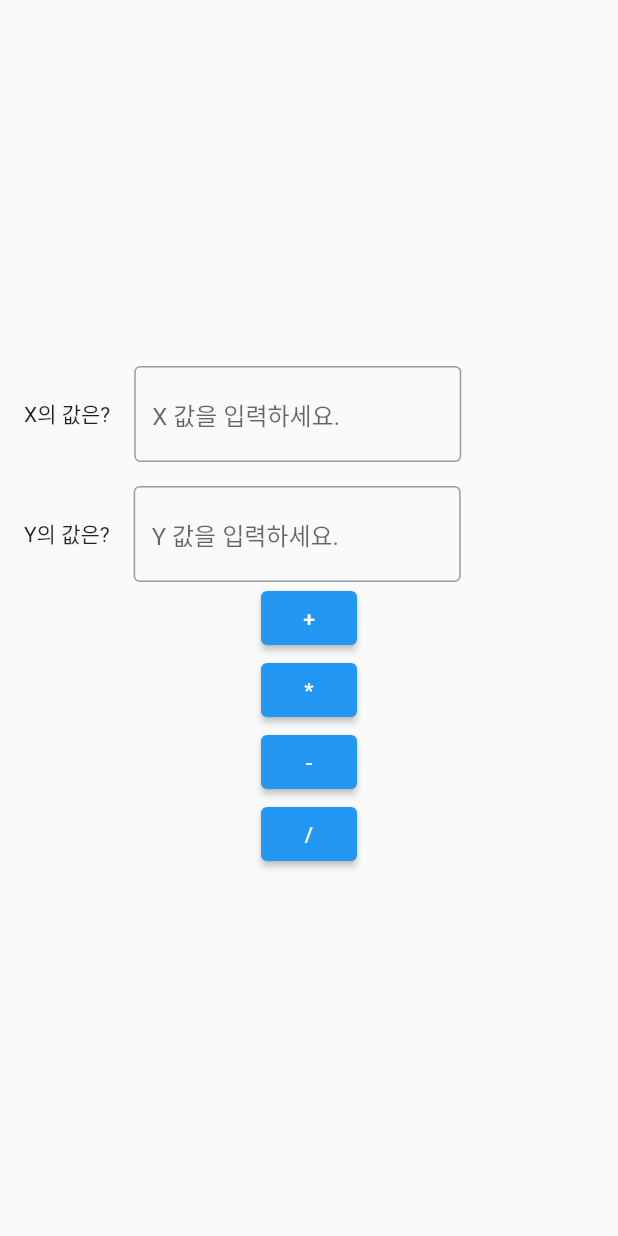
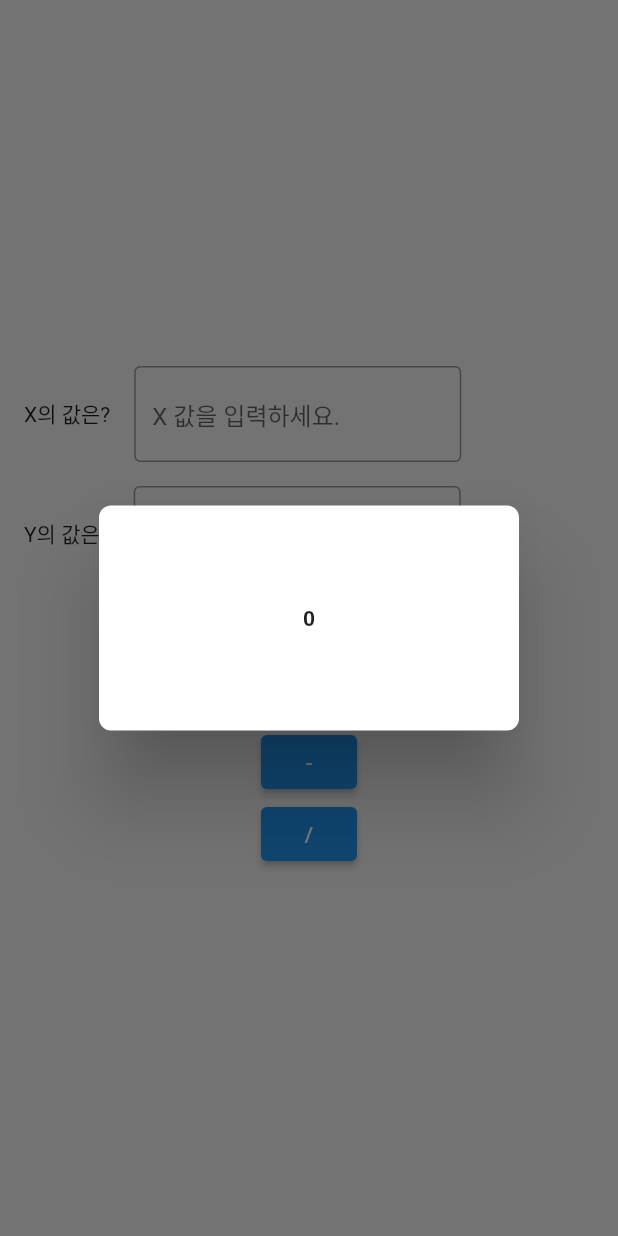
Before and after one commit to 9weeks-flutter-sfac/assignment_Jaehyun, a Flutter app: the screen it shows after launch, after a tap on an icon or button, on a phone screen of 412 x 824 dp. Run offline on Flutter 3.47's test engine with Material 2 defaults, Android fonts, the phone set to English and light mode, and no system bars.

Commit message:
4일차 과제1 완성

```diff
--- a/day4/assignment1/lib/main.dart
+++ b/day4/assignment1/lib/main.dart
@@ -13,14 +13,48 @@ class MyApp extends StatelessWidget {
   // This widget is the root of your application.
   @override
   Widget build(BuildContext context) {
+    return MaterialApp(home: MyHomePage());
+  }
+}
+
+class MyHomePage extends StatefulWidget {
+  const MyHomePage({super.key});
+
+  @override
+  State<MyHomePage> createState() => _MyWidgetState();
+}
+
+class _MyWidgetState extends State<MyHomePage> {
+  final TextEditingController xController = TextEditingController();
+  final TextEditingController yController = TextEditingController();
+
   int numX = 0;
   int numY = 0;
-    int result = 0;
 
+  showResultDialog(BuildContext context, var result) {
+    showDialog(
+      context: context,
+      builder: (context) {
+        return Dialog(
+          shape:
+              RoundedRectangleBorder(borderRadius: BorderRadius.circular(8.0)),
+          child: SizedBox(
+            width: MediaQuery.of(context).size.width / 2,
+            height: 150,
+            child: Center(
+                child: Text(
+              "$result",
+              style: const TextStyle(fontWeight: FontWeight.bold),
+            )),
+          ),
+        );
+      },
+    );
+  }
 
-
-    return MaterialApp(
-      home: Scaffold(
+  @override
+  Widget build(BuildContext context) {
+    return Scaffold(
       body: SafeArea(
         child: Center(
           child: Column(
@@ -37,9 +71,9 @@ class MyApp extends StatelessWidget {
                       padding: const EdgeInsets.symmetric(horizontal: 16),
                       width: 250,
                       child: TextField(
-                          onChanged:(value){
+                        controller: xController,
+                        onChanged: (value) {
                           numX = int.parse(value);
-
                         },
                         keyboardType: TextInputType.number,
                         inputFormatters: [
@@ -67,7 +101,8 @@ class MyApp extends StatelessWidget {
                       padding: const EdgeInsets.symmetric(horizontal: 16),
                       width: 250,
                       child: TextField(
-                          onChanged:(value){
+                        controller: yController,
+                        onChanged: (value) {
                           numY = int.parse(value);
                         },
                         decoration: InputDecoration(
@@ -80,15 +115,35 @@ class MyApp extends StatelessWidget {
                   ],
                 ),
               ),
-                ElevatedButton(onPressed: () {
-                  result= numX + numY;
-                  print(result);
-                }, child: Text('+')),
-                ElevatedButton(onPressed: () {result = numX * numY;}, child: Text('*')),
-                ElevatedButton(onPressed: () {result = numX - numY;}, child: Text('-')),
-                ElevatedButton(onPressed: () {result = (numX / numY) as int;}, child: Text('/')),
+              ElevatedButton(
+                  onPressed: () {
+                    showResultDialog(context, numX + numY);
+                    xController.clear();
+                    yController.clear();
+                  },
+                  child: Text('+')),
+              ElevatedButton(
+                  onPressed: () {
+                    showResultDialog(context, numX * numY);
+                    xController.clear();
+                    yController.clear();
+                  },
+                  child: Text('*')),
+              ElevatedButton(
+                  onPressed: () {
+                    showResultDialog(context, numX - numY);
+                    xController.clear();
+                    yController.clear();
+                  },
+                  child: Text('-')),
+              ElevatedButton(
+                  onPressed: () {
+                    showResultDialog(context, numX / numY);
+                    xController.clear();
+                    yController.clear();
+                  },
+                  child: Text('/')),
             ],
-            ),
           ),
         ),
       ),
```
Lines whose indentation alone changed are shown as unchanged.
